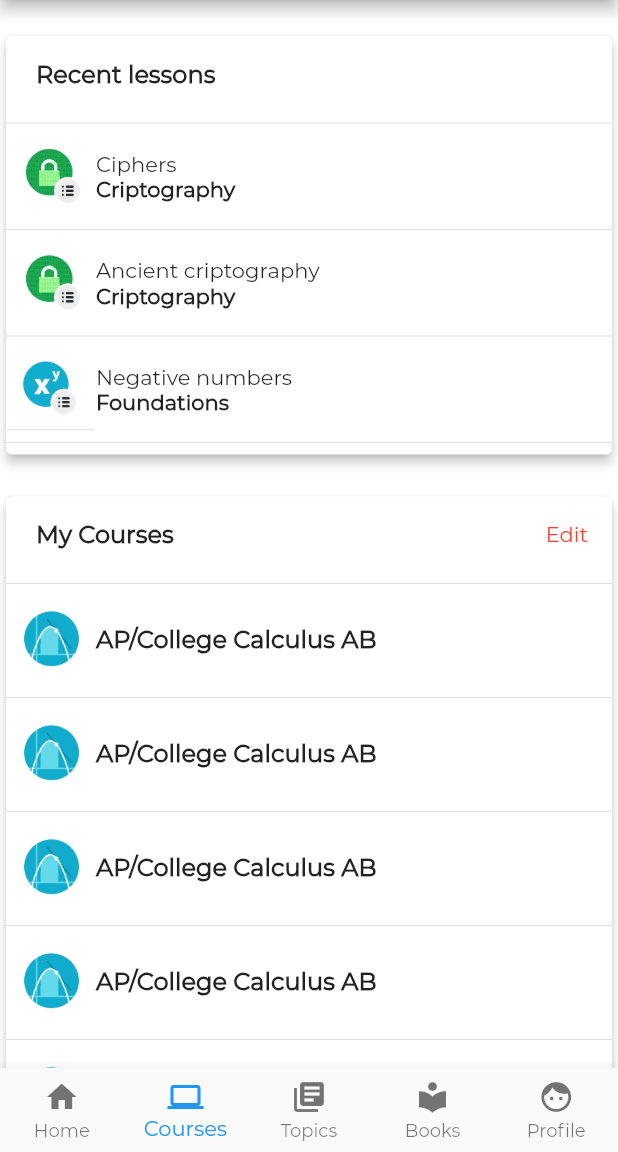
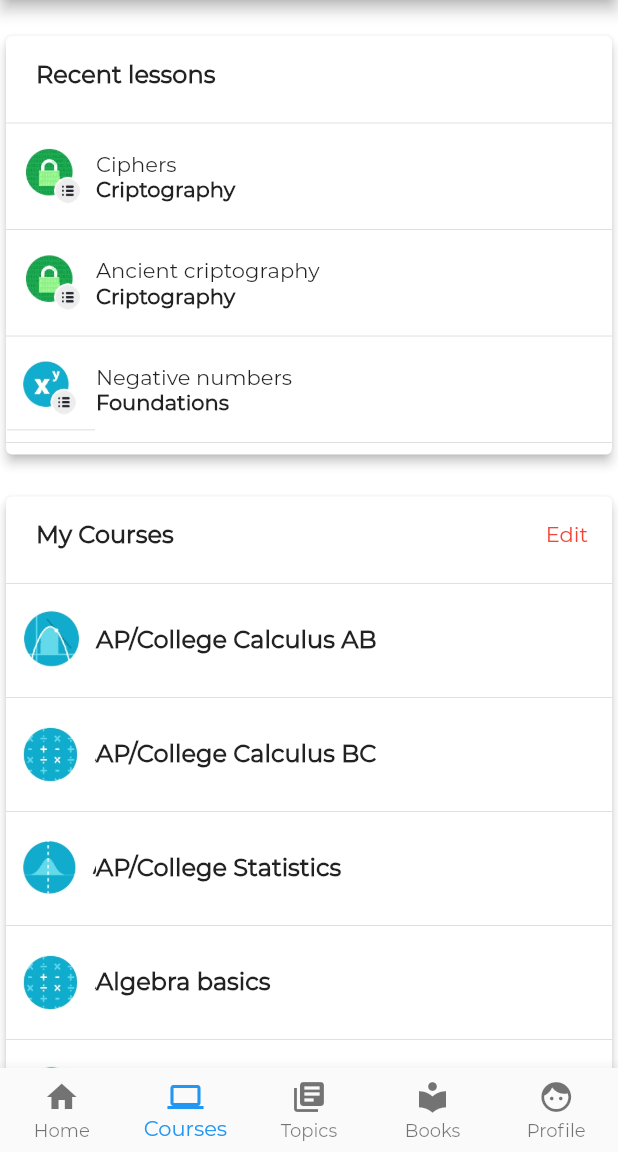
Before and after one commit to mahidul-islam/arrijal_flutter, a Flutter app: the DashBoard screen opened directly, item 2 of the bottom bar chosen, on a phone screen of 412 x 824 dp, the part 84-1236 px from its top. Run offline on Flutter 3.47's test engine with Material 2 defaults, Android fonts, the phone set to English and light mode, and no system bars; our stand-ins replace animated_theme_switcher, flutter_login, flutter_screenutil, line_awesome_flutter; missing offline and left inert: rubber.

Commit message:
bug fix error

```diff
--- a/lib/courses/main_page/blocs/course_bloc.dart
+++ b/lib/courses/main_page/blocs/course_bloc.dart
@@ -14,38 +14,50 @@ class CourseBloc {
   List<Course> _courseList = [
     Course(
       id: 1,
-      name: 'One',
-      imagePath: 'course1',
+      name: 'AP/College Calculus AB',
+      imagePath: 'course1.jpg',
       description: 'description1',
     ),
     Course(
       id: 2,
-      name: 'Two',
-      imagePath: 'course1',
+      name: 'AP/College Calculus BC',
+      imagePath: 'course2.jpg',
       description: 'description1',
     ),
     Course(
       id: 3,
-      name: 'Three',
-      imagePath: 'course1',
+      name: 'AP/College Statistics',
+      imagePath: 'course3.jpg',
       description: 'description1',
     ),
     Course(
       id: 4,
-      name: 'Four',
-      imagePath: 'course1',
+      name: 'Algebra basics',
+      imagePath: 'course2.jpg',
       description: 'description1',
     ),
     Course(
       id: 5,
-      name: 'Five',
-      imagePath: 'course1',
+      name: 'AP/College Calculus AB',
+      imagePath: 'course1.jpg',
       description: 'description1',
     ),
     Course(
       id: 6,
-      name: 'Six',
-      imagePath: 'course1',
+      name: 'AP/College Calculus BC',
+      imagePath: 'course2.jpg',
+      description: 'description1',
+    ),
+    Course(
+      id: 7,
+      name: 'AP/College Statistics',
+      imagePath: 'course3.jpg',
+      description: 'description1',
+    ),
+    Course(
+      id: 8,
+      name: 'Algebra basics',
+      imagePath: 'course2.jpg',
       description: 'description1',
     ),
   ];
--- a/lib/courses/main_page/widgets/added_course_list.dart
+++ b/lib/courses/main_page/widgets/added_course_list.dart
@@ -25,7 +25,13 @@ class _AddedCourseListState extends State<AddedCourseList> {
         width: double.infinity,
         child: StreamBuilder<List<Course>>(
           stream: _courseBloc.courseListStream,
+          // initialData: ,
           builder: (context, snapshot) {
+            if (!snapshot.hasData) {
+              print('called');
+              print('========================================================');
+              return CircularProgressIndicator();
+            }
             return Container(
               child: Column(
                 children: [
@@ -65,12 +71,15 @@ class _AddedCourseListState extends State<AddedCourseList> {
                               Container(
                                 height: 60,
                                 width: 60,
-                                child: Image.asset('assets/course/course1.jpg'),
+                                child: Image.asset(
+                                  'assets/course/' +
+                                      '${snapshot.data[index].imagePath}',
+                                ),
                               ),
                               Column(
                                 children: <Widget>[
                                   Text(
-                                    'AP/College Calculus AB',
+                                    '${snapshot.data[index].name}',
                                     style: TextStyle(
                                       fontWeight: FontWeight.bold,
                                       fontSize: 16,
--- a/lib/courses/main_page/widgets/recent_lessons.dart
+++ b/lib/courses/main_page/widgets/recent_lessons.dart
@@ -26,6 +26,9 @@ class _RecentLessonListState extends State<RecentLessonList> {
         child: StreamBuilder<List<Lesson>>(
           stream: _lessonBloc.lessonListStream,
           builder: (context, snapshot) {
+            if (!snapshot.hasData) {
+              return CircularProgressIndicator();
+            }
             return Container(
               child: Column(
                 children: [
--- a/lib/main.dart
+++ b/lib/main.dart
@@ -12,7 +12,7 @@ class ArRijal extends StatelessWidget {
   Widget build(BuildContext context) {
     return MaterialApp(
       title: 'ArRijal App',
-      initialRoute: LoginScreen.routeName,
+      initialRoute: DashBoard.routeName,
       routes: {
         SinglePost.routeName: (context) => SinglePost(),
         DashBoard.routeName: (context) => DashBoard(),
```
